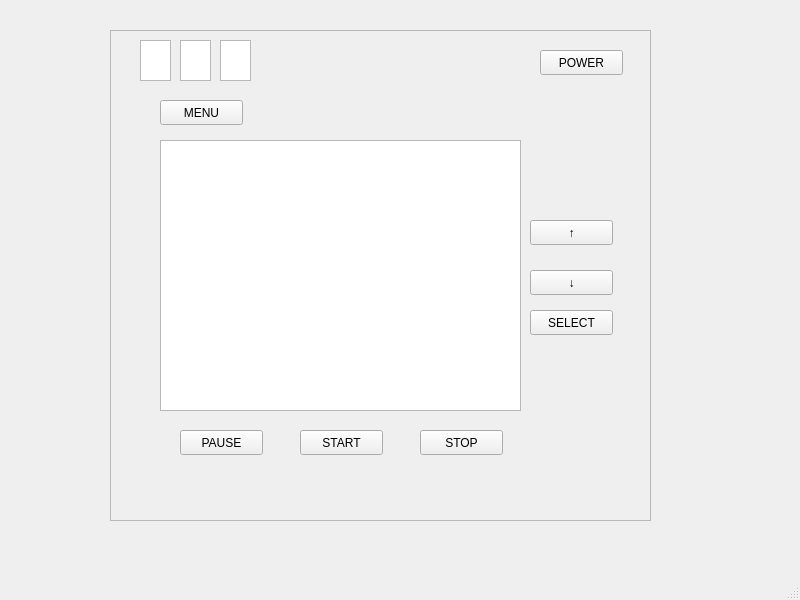
This is FinalProject/mainwindow.ui in josh0xA/COMP3004-Final-Project as Qt 5 draws it before an edit. The edited form follows.
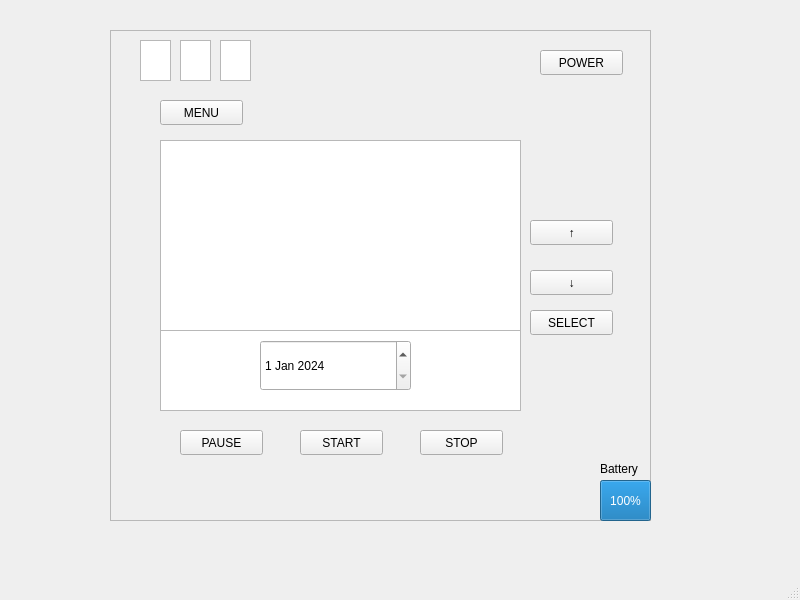
This is the edited form.

```diff
--- a/FinalProject/mainwindow.ui
+++ b/FinalProject/mainwindow.ui
@@ -212,6 +212,65 @@
       <string>SELECT</string>
      </property>
     </widget>
+    <widget class="QProgressBar" name="battery">
+     <property name="geometry">
+      <rect>
+       <x>490</x>
+       <y>450</y>
+       <width>51</width>
+       <height>41</height>
+      </rect>
+     </property>
+     <property name="value">
+      <number>100</number>
+     </property>
+    </widget>
+    <widget class="QLabel" name="label">
+     <property name="geometry">
+      <rect>
+       <x>490</x>
+       <y>430</y>
+       <width>51</width>
+       <height>17</height>
+      </rect>
+     </property>
+     <property name="text">
+      <string>Battery</string>
+     </property>
+    </widget>
+    <widget class="QDateEdit" name="dateInput">
+     <property name="enabled">
+      <bool>true</bool>
+     </property>
+     <property name="geometry">
+      <rect>
+       <x>150</x>
+       <y>310</y>
+       <width>151</width>
+       <height>51</height>
+      </rect>
+     </property>
+     <property name="dateTime">
+      <datetime>
+       <hour>0</hour>
+       <minute>0</minute>
+       <second>0</second>
+       <year>2024</year>
+       <month>1</month>
+       <day>1</day>
+      </datetime>
+     </property>
+    </widget>
+    <widget class="QListWidget" name="listWidget">
+     <property name="geometry">
+      <rect>
+       <x>50</x>
+       <y>110</y>
+       <width>361</width>
+       <height>191</height>
+      </rect>
+     </property>
+    </widget>
    </widget>
   </widget>
   <widget class="QMenuBar" name="menubar">
```
Left out of the diff: 9 changed lines with no effect on the pictures.
